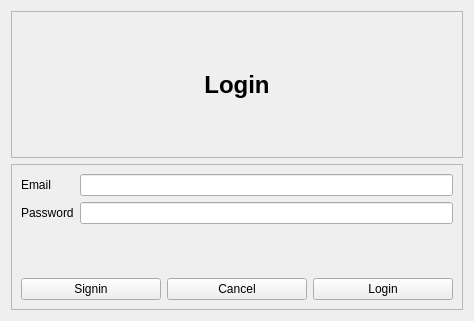
Above: src/forms/LoginWidget.ui from fabiolorenzi/food_organizer_frontend before the change. Below: the same form after it.
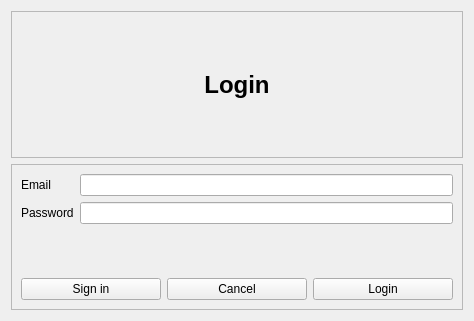
That is the form after the change.

Commit message: fixed type in signin button in login widget

```diff
--- a/src/forms/LoginWidget.ui
+++ b/src/forms/LoginWidget.ui
@@ -34,7 +34,7 @@
         <item>
          <widget class="QPushButton" name="SigninButton">
           <property name="text">
-           <string>Signin</string>
+           <string>Sign in</string>
           </property>
          </widget>
         </item>
```
The commit also changes 1 other file.
